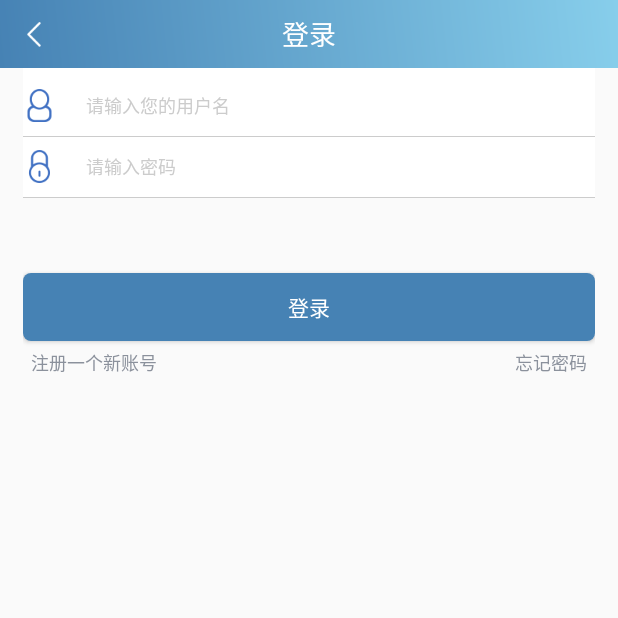
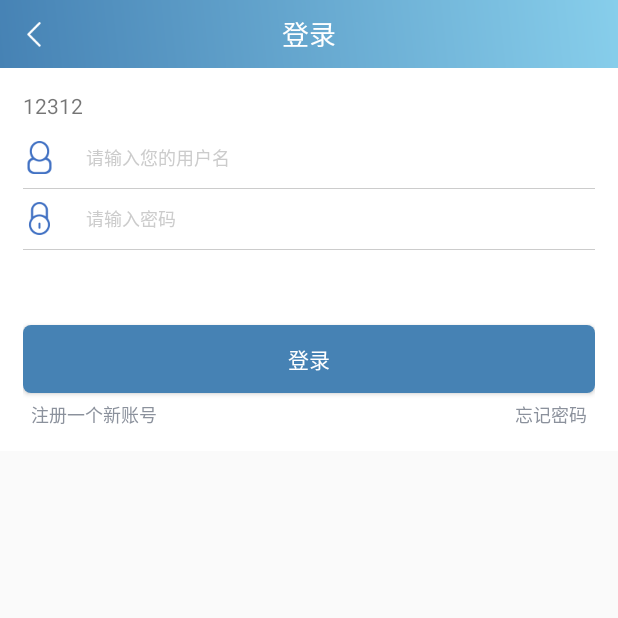
Before and after one commit to liuk2008/AndroidDemo, an Android app: the AccountLoginActivity screen opened directly, with no data from a screen before it, on a phone screen of 412 x 824 dp, the top half of it. Run offline under Robolectric (Android 15) with nearby library versions, the phone set to English and light mode, and no system bars; 1 statement that could not run was skipped.

Commit message:
增加fragment参数传递功能

```diff
--- a/app/src/main/java/com/android/demo/account/AccountLoginActivity.java
+++ b/app/src/main/java/com/android/demo/account/AccountLoginActivity.java
@@ -1,7 +1,6 @@
 package com.android.demo.account;
 
 import android.os.Bundle;
-import android.util.Log;
 
 import com.android.demo.base.activity.BaseActivity;
 
@@ -12,7 +11,7 @@ public class AccountLoginActivity extends BaseActivity {
     @Override
     protected void onCreate(Bundle savedInstanceState) {
         super.onCreate(savedInstanceState);
-        replaceFragmentToStack(AccountLoginFragment.newInstance());
+        replaceFragmentToStack(AccountLoginFragment.newInstance(),null);
     }
 
     @Override
--- a/app/src/main/java/com/android/demo/account/AccountLoginFragment.java
+++ b/app/src/main/java/com/android/demo/account/AccountLoginFragment.java
@@ -1,17 +1,24 @@
 package com.android.demo.account;
 
+import android.content.Intent;
+import android.os.Bundle;
+import android.support.annotation.Nullable;
 import android.util.Log;
 import android.view.View;
+import android.widget.EditText;
 
 import com.android.demo.R;
 import com.android.demo.base.FragmentHostActivity;
 import com.android.demo.base.fragment.BaseFragment;
+import com.android.demo.base.fragment.FragmentAction;
 import com.android.demo.utils.ToolbarUtil;
 
 
 public class AccountLoginFragment extends BaseFragment {
 
     private static final String TAG = AccountLoginFragment.class.getSimpleName();
+    private EditText et_username;
+    private String username;
 
     public AccountLoginFragment() {
         BASETAG = TAG;
@@ -25,12 +32,25 @@ public class AccountLoginFragment extends BaseFragment {
     @Override
     public void initRootViews(View baseRootView) {
         super.initRootViews(baseRootView);
-
         ToolbarUtil.configTitlebar(baseRootView, "登录", View.VISIBLE);
         ToolbarUtil.setTitlebarClose(baseRootView.findViewById(R.id.iv_arrow));
+        setOnClickLister(R.id.tv_register, R.id.tv_setpwd);
+        et_username = baseRootView.findViewById(R.id.et_username);
+    }
 
-        setOnClickLister(R.id.tv_register, R.id.tv_setpwd);
+    @Override
+    public void afterCreateView(@Nullable Bundle savedInstanceState) {
+        super.afterCreateView(savedInstanceState);
+    }
 
+    /**
+     * 当fragment已存在时，重新加载会执行onViewStateRestored把原有的控件数据重新赋值回来。
+     * onViewStateRestored在onActivityCreated(Bundle)后面执行，所以onViewCreated里面的mobileEt被覆盖掉了。
+     */
+    @Override
+    public void onViewStateRestored(@Nullable Bundle savedInstanceState) {
+        super.onViewStateRestored(savedInstanceState);
+        et_username.setText(username);
     }
 
     @Override
@@ -46,7 +66,7 @@ public class AccountLoginFragment extends BaseFragment {
         super.onClick(v);
         switch (v.getId()) {
             case R.id.tv_register:
-                replaceFragmentToStack(AccountRegisterFragment.newInstance());
+                replaceFragmentToStack(AccountRegisterFragment.newInstance(et_username.getText().toString()), AccountLoginFragment.this);
                 break;
             case R.id.tv_setpwd:
                 FragmentHostActivity.openFragment(getActivity(), AccountSetPwdFragment.newInstance());
@@ -55,4 +75,16 @@ public class AccountLoginFragment extends BaseFragment {
                 break;
         }
     }
+
+    @Override
+    public void onActivityResult(int requestCode, int resultCode, Intent data) {
+        super.onActivityResult(requestCode, resultCode, data);
+        Log.d(TAG, "onActivityResult: " + resultCode);
+        if (resultCode != FragmentAction.FRAGMENT_RESULT_OK) {
+            return;
+        } else {
+            username = data.getStringExtra("username");
+        }
+        setText(R.id.textview,username);
+    }
 }
--- a/app/src/main/res/layout/account_frg_login.xml
+++ b/app/src/main/res/layout/account_frg_login.xml
@@ -10,14 +10,19 @@
         android:layout_width="match_parent"
         android:layout_height="wrap_content"
         android:layout_marginTop="45dp"
-        android:paddingLeft="15dp"
-        android:paddingRight="15dp">
+        android:padding="15dp"
+        android:background="#fff">
 
         <LinearLayout
             android:layout_width="match_parent"
             android:layout_height="wrap_content"
-            android:background="#fff"
             android:orientation="vertical">
+
+            <TextView
+                android:text="12312"
+                android:id="@+id/textview"
+                android:layout_width="wrap_content"
+                android:layout_height="wrap_content" />
 
 
             <EditText
@@ -72,7 +77,6 @@
                 android:layout_height="45dp"
                 android:layout_marginTop="50dp"
                 android:background="@drawable/selector_button"
-                android:onClick="login"
                 android:text="登录"
                 android:textColor="#fff" />
 
--- a/lib-common/src/main/java/com/android/demo/base/FragmentHostActivity.java
+++ b/lib-common/src/main/java/com/android/demo/base/FragmentHostActivity.java
@@ -47,7 +47,7 @@ public class FragmentHostActivity extends BaseActivity {
         }
         setRequestedOrientation(ActivityInfo.SCREEN_ORIENTATION_PORTRAIT);
         super.onCreate(savedInstanceState);
-        replaceFragmentToStack(fragment);
+        replaceFragmentToStack(fragment, null);
     }
 
     @Override
--- a/lib-common/src/main/java/com/android/demo/base/fragment/BaseFragment.java
+++ b/lib-common/src/main/java/com/android/demo/base/fragment/BaseFragment.java
@@ -62,6 +62,19 @@ public class BaseFragment extends CoreFragment implements View.OnClickListener {
         super.onActivityCreated(savedInstanceState);
         showLog(BASETAG, "onActivityCreated");
         afterCreateView(savedInstanceState);
+    }
+
+
+    @Override
+    public void onViewCreated(@NonNull View view, @Nullable Bundle savedInstanceState) {
+        super.onViewCreated(view, savedInstanceState);
+        showLog(BASETAG, "onViewStateRestored");
+    }
+
+    @Override
+    public void onViewStateRestored(@Nullable Bundle savedInstanceState) {
+        super.onViewStateRestored(savedInstanceState);
+        showLog(BASETAG, "onViewStateRestored");
     }
 
     @Override
```
Also changed, not shown: app/src/main/java/com/android/demo/account/AccountRegisterFragment.java (+49 -3 lines), lib-common/src/main/java/com/android/demo/base/activity/CoreActivity.java (+15 -4 lines), lib-common/src/main/java/com/android/demo/base/fragment/CoreFragment.java (+16 -9 lines), lib-common/src/main/java/com/android/demo/base/fragment/FragmentAction.java (added, +8 -0 lines).
